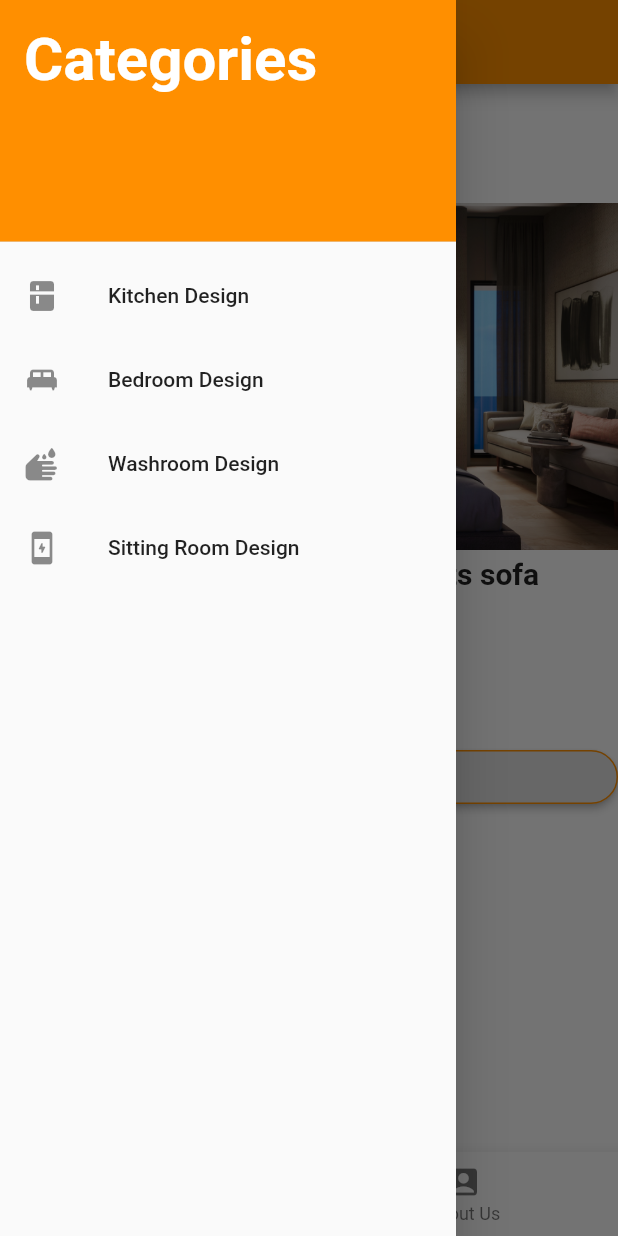
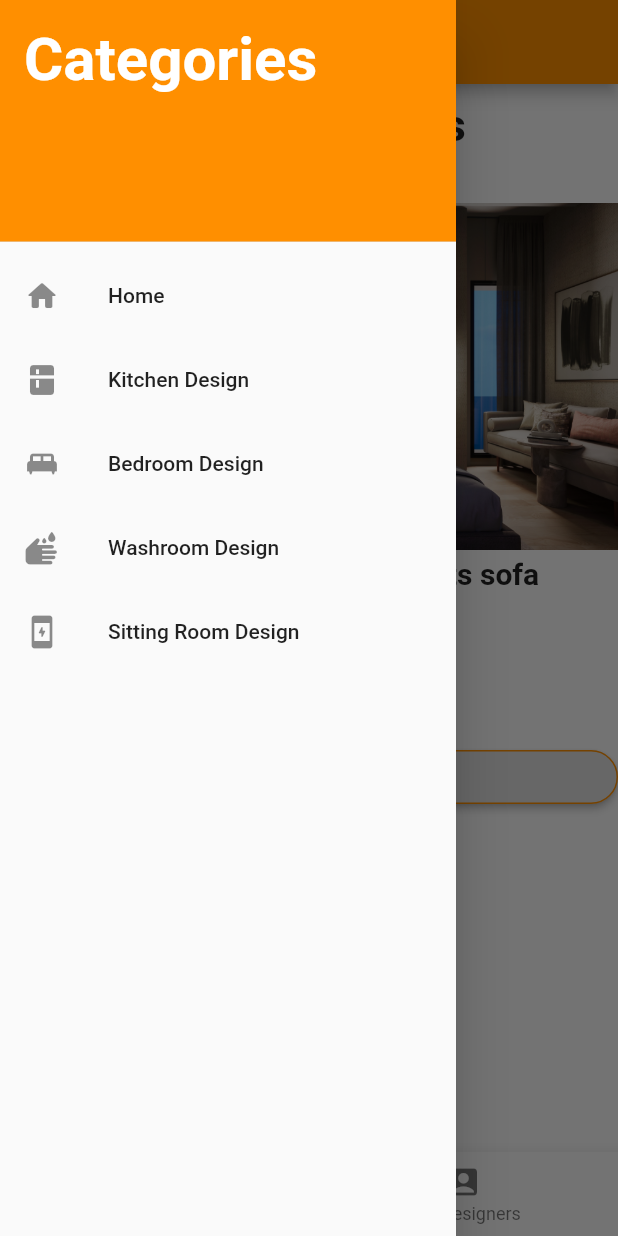
Before and after one commit to MashinaJafary/InteriorDesign, a Flutter app: the DetailPage screen opened directly, with the side drawer open, on a phone screen of 412 x 824 dp. Run offline on Flutter 3.47's test engine with Material 2 defaults, Android fonts, the phone set to English and light mode, and no system bars; our stand-ins replace splashscreen.

Commit message:
Modification of the pages appearences

```diff
--- a/lib/bed_room_page.dart
+++ b/lib/bed_room_page.dart
@@ -1,4 +1,5 @@
 import 'package:flutter/material.dart';
+import 'package:InteriorDesign/main.dart';
 import 'package:InteriorDesign/detail_page.dart';
 import 'package:InteriorDesign/wash_room_page.dart';
 import 'package:InteriorDesign/sitting_room_page.dart';
@@ -44,18 +45,18 @@ class _BedRoomPageState extends State<BedRoomPage> {
             ListTile(
               onTap: () {
                 Navigator.push(
+                    context, MaterialPageRoute(builder: (_) => HomePage()));
+              },
+              leading: Icon(Icons.home_rounded),
+              title: Text("Home"),
+            ),
+            ListTile(
+              onTap: () {
+                Navigator.push(
                     context, MaterialPageRoute(builder: (_) => KitchenPage()));
               },
               leading: Icon(Icons.kitchen),
               title: Text("Kitchen Design"),
-            ),
-            ListTile(
-              onTap: () {
-                Navigator.push(
-                    context, MaterialPageRoute(builder: (_) => BedRoomPage()));
-              },
-              leading: Icon(Icons.king_bed),
-              title: Text("Bedroom Design"),
             ),
             ListTile(
               onTap: () {
@@ -83,6 +84,7 @@ class _BedRoomPageState extends State<BedRoomPage> {
           ),
           Text(
             "Bed Designs",
+            textAlign: TextAlign.center,
             style: TextStyle(fontSize: 30, fontWeight: FontWeight.bold),
           ),
           SizedBox(
@@ -191,7 +193,7 @@ class _BedRoomPageState extends State<BedRoomPage> {
           ),
           BottomNavigationBarItem(
             icon: Icon(Icons.account_box),
-            label: 'About Us',
+            label: 'Top Designers',
           )
         ],
         currentIndex: selectedPage,
--- a/lib/detail_page.dart
+++ b/lib/detail_page.dart
@@ -1,5 +1,6 @@
 import 'package:InteriorDesign/bed_room_page.dart';
 import 'package:InteriorDesign/wash_room_page.dart';
+import 'package:InteriorDesign/main.dart';
 import 'package:InteriorDesign/sitting_room_page.dart';
 import 'package:InteriorDesign/kitchen_page.dart';
 import 'package:flutter/material.dart';
@@ -44,6 +45,14 @@ class _DetailPageState extends State<DetailPage> {
             ListTile(
               onTap: () {
                 Navigator.push(
+                    context, MaterialPageRoute(builder: (_) => HomePage()));
+              },
+              leading: Icon(Icons.home_rounded),
+              title: Text("Home"),
+            ),
+            ListTile(
+              onTap: () {
+                Navigator.push(
                     context, MaterialPageRoute(builder: (_) => KitchenPage()));
               },
               leading: Icon(Icons.kitchen),
@@ -82,6 +91,7 @@ class _DetailPageState extends State<DetailPage> {
         ),
         Text(
           "Designs Details",
+          textAlign: TextAlign.center,
           style: TextStyle(fontSize: 30, fontWeight: FontWeight.bold),
         ),
         SizedBox(
@@ -121,7 +131,7 @@ class _DetailPageState extends State<DetailPage> {
           ),
           BottomNavigationBarItem(
             icon: Icon(Icons.account_box),
-            label: 'About Us',
+            label: 'Top Designers',
           )
         ],
         currentIndex: selectedPage,
--- a/lib/kitchen_page.dart
+++ b/lib/kitchen_page.dart
@@ -1,4 +1,5 @@
 import 'package:flutter/material.dart';
+import 'package:InteriorDesign/main.dart';
 import 'package:InteriorDesign/bed_room_page.dart';
 import 'package:InteriorDesign/detail_page.dart';
 import 'package:InteriorDesign/wash_room_page.dart';
@@ -44,10 +45,10 @@ class _KitchenPageState extends State<KitchenPage> {
             ListTile(
               onTap: () {
                 Navigator.push(
-                    context, MaterialPageRoute(builder: (_) => KitchenPage()));
+                    context, MaterialPageRoute(builder: (_) => HomePage()));
               },
-              leading: Icon(Icons.kitchen),
-              title: Text("Kitchen Design"),
+              leading: Icon(Icons.home_rounded),
+              title: Text("Home"),
             ),
             ListTile(
               onTap: () {
@@ -83,6 +84,7 @@ class _KitchenPageState extends State<KitchenPage> {
           ),
           Text(
             "Kitchen Designs",
+            textAlign: TextAlign.center,
             style: TextStyle(fontSize: 30, fontWeight: FontWeight.bold),
           ),
           SizedBox(
@@ -192,7 +194,7 @@ class _KitchenPageState extends State<KitchenPage> {
           ),
           BottomNavigationBarItem(
             icon: Icon(Icons.account_box),
-            label: 'About Us',
+            label: 'Top Designers',
           )
         ],
         currentIndex: selectedPage,
--- a/lib/main.dart
+++ b/lib/main.dart
@@ -1,4 +1,3 @@
-//import 'dart:async';
 import 'package:splashscreen/splashscreen.dart';
 import 'package:InteriorDesign/bed_room_page.dart';
 import 'package:InteriorDesign/detail_page.dart';
@@ -41,7 +40,6 @@ class HomePage extends StatefulWidget {
 }
 
 class _HomePageState extends State<HomePage> {
-  //int selectedIndex = 0;
   int selectedPage = 0;
 
   void onItemTapped(int index) {
@@ -115,6 +113,7 @@ class _HomePageState extends State<HomePage> {
           ),
           Text(
             "Popular Designs",
+            textAlign: TextAlign.center,
             style: TextStyle(fontSize: 30, fontWeight: FontWeight.bold),
           ),
           SizedBox(
@@ -217,7 +216,7 @@ class _HomePageState extends State<HomePage> {
           ),
           BottomNavigationBarItem(
             icon: Icon(Icons.account_box),
-            label: 'About Us',
+            label: 'Top Designers',
           )
         ],
         currentIndex: selectedPage,
--- a/lib/sitting_room_page.dart
+++ b/lib/sitting_room_page.dart
@@ -1,4 +1,5 @@
 import 'package:flutter/material.dart';
+import 'package:InteriorDesign/main.dart';
 import 'package:InteriorDesign/bed_room_page.dart';
 import 'package:InteriorDesign/detail_page.dart';
 import 'package:InteriorDesign/wash_room_page.dart';
@@ -44,6 +45,14 @@ class _SittingRoomPageState extends State<SittingRoomPage> {
             ListTile(
               onTap: () {
                 Navigator.push(
+                    context, MaterialPageRoute(builder: (_) => HomePage()));
+              },
+              leading: Icon(Icons.home_rounded),
+              title: Text("Home"),
+            ),
+            ListTile(
+              onTap: () {
+                Navigator.push(
                     context, MaterialPageRoute(builder: (_) => KitchenPage()));
               },
               leading: Icon(Icons.kitchen),
@@ -65,14 +74,6 @@ class _SittingRoomPageState extends State<SittingRoomPage> {
               leading: Icon(Icons.wash_rounded),
               title: Text("Washroom Design"),
             ),
-            ListTile(
-              onTap: () {
-                Navigator.push(context,
-                    MaterialPageRoute(builder: (_) => SittingRoomPage()));
-              },
-              leading: Icon(Icons.charging_station_rounded),
-              title: Text("Sitting Room Design"),
-            )
           ],
         ),
       ),
@@ -83,6 +84,7 @@ class _SittingRoomPageState extends State<SittingRoomPage> {
           ),
           Text(
             "Sitting Room Designs",
+            textAlign: TextAlign.center,
             style: TextStyle(fontSize: 30, fontWeight: FontWeight.bold),
           ),
           SizedBox(
@@ -185,7 +187,7 @@ class _SittingRoomPageState extends State<SittingRoomPage> {
           ),
           BottomNavigationBarItem(
             icon: Icon(Icons.account_box),
-            label: 'About Us',
+            label: 'Top Designers',
           )
         ],
         currentIndex: selectedPage,
--- a/lib/wash_room_page.dart
+++ b/lib/wash_room_page.dart
@@ -1,3 +1,4 @@
+import 'package:InteriorDesign/main.dart';
 import 'package:flutter/material.dart';
 import 'package:InteriorDesign/bed_room_page.dart';
 import 'package:InteriorDesign/detail_page.dart';
@@ -44,6 +45,14 @@ class _WashRoomPageState extends State<WashRoomPage> {
             ListTile(
               onTap: () {
                 Navigator.push(
+                    context, MaterialPageRoute(builder: (_) => HomePage()));
+              },
+              leading: Icon(Icons.home_rounded),
+              title: Text("Home"),
+            ),
+            ListTile(
+              onTap: () {
+                Navigator.push(
                     context, MaterialPageRoute(builder: (_) => KitchenPage()));
               },
               leading: Icon(Icons.kitchen),
@@ -56,14 +65,6 @@ class _WashRoomPageState extends State<WashRoomPage> {
               },
               leading: Icon(Icons.king_bed),
               title: Text("Bedroom Design"),
-            ),
-            ListTile(
-              onTap: () {
-                Navigator.push(
-                    context, MaterialPageRoute(builder: (_) => WashRoomPage()));
-              },
-              leading: Icon(Icons.wash_rounded),
-              title: Text("Washroom Design"),
             ),
             ListTile(
               onTap: () {
@@ -83,6 +84,7 @@ class _WashRoomPageState extends State<WashRoomPage> {
           ),
           Text(
             "Washroom Designs",
+            textAlign: TextAlign.center,
             style: TextStyle(fontSize: 30, fontWeight: FontWeight.bold),
           ),
           SizedBox(
@@ -191,7 +193,7 @@ class _WashRoomPageState extends State<WashRoomPage> {
           ),
           BottomNavigationBarItem(
             icon: Icon(Icons.account_box),
-            label: 'About Us',
+            label: 'Top Designers',
           )
         ],
         currentIndex: selectedPage,
```
